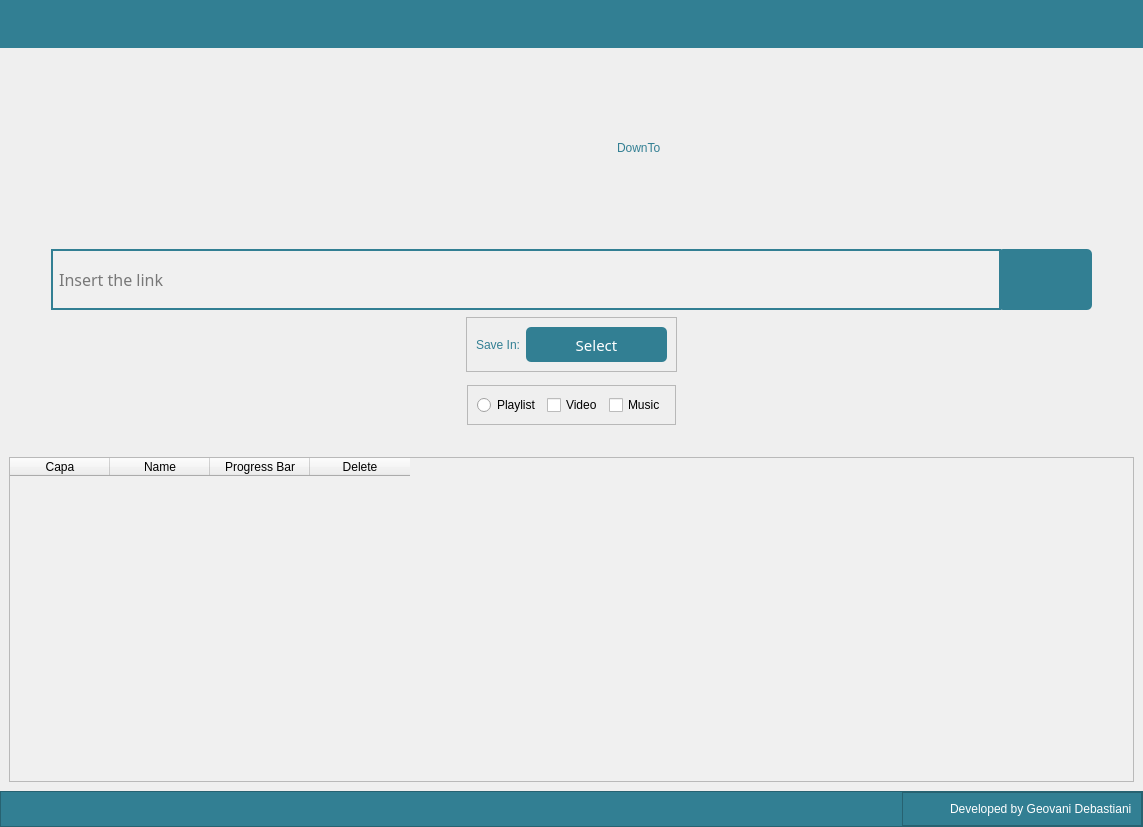
Qt form View/UI/untitled.ui (GeovaniTech/DownTo-Videos-Musics) before a commit.
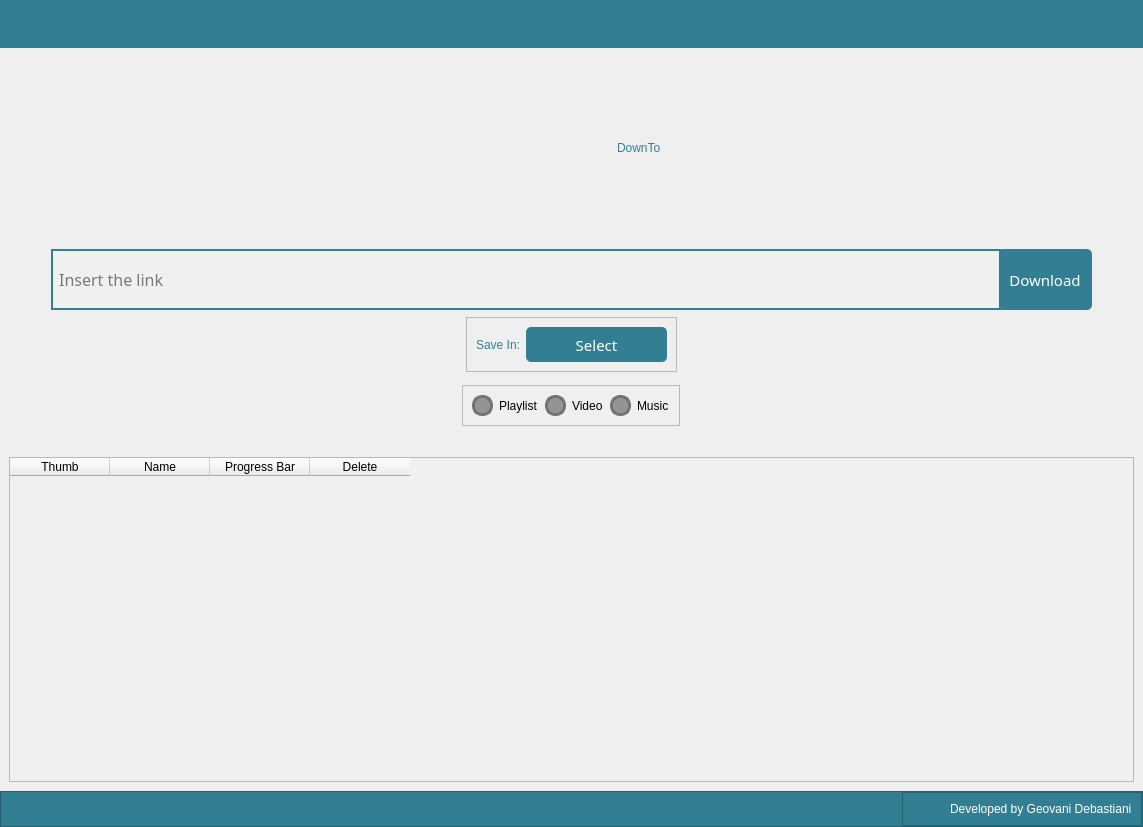
The same form after that commit. Icons and pictures are not drawn.

Commit message: Customizing widgets

```diff
--- a/View/UI/untitled.ui
+++ b/View/UI/untitled.ui
@@ -461,11 +461,7 @@
 }</string>
                       </property>
                       <property name="text">
-                       <string/>
-                      </property>
-                      <property name="icon">
-                       <iconset resource="../QRC/file.qrc">
-                        <normaloff>:/Images/icons/download_25x25.png</normaloff>:/Images/icons/download_25x25.png</iconset>
+                       <string>Download</string>
                       </property>
                       <property name="iconSize">
                        <size>
@@ -554,7 +550,25 @@
                    </property>
                    <layout class="QHBoxLayout" name="horizontalLayout_7">
                     <item>
-                     <widget class="QRadioButton" name="radioButton">
+                     <widget class="QCheckBox" name="checkBox_4">
+                      <property name="styleSheet">
+                       <string notr="true">QCheckBox::Indicator {
+border: 3px solid rgb(116, 116, 116);
+width: 15px;
+height: 15px;
+border-radius: 10px;
+background-color: rgb(148, 148, 148);
+}
+
+QCheckBox {
+font: 13pt &quot;Century Gothic&quot;;
+}
+QCheckBox:Indicator:checked {
+background-color: rgb(39, 100, 115);
+border: 3px solid #327f93;
+
+}</string>
+                      </property>
                       <property name="text">
                        <string>Playlist</string>
                       </property>
@@ -562,6 +576,24 @@
                     </item>
                     <item>
                      <widget class="QCheckBox" name="checkBox_2">
+                      <property name="styleSheet">
+                       <string notr="true">QCheckBox::Indicator {
+border: 3px solid rgb(116, 116, 116);
+width: 15px;
+height: 15px;
+border-radius: 10px;
+background-color: rgb(148, 148, 148);
+}
+
+QCheckBox {
+font: 13pt &quot;Century Gothic&quot;;
+}
+QCheckBox:Indicator:checked {
+background-color: rgb(39, 100, 115);
+border: 3px solid #327f93;
+
+}</string>
+                      </property>
                       <property name="text">
                        <string>Video</string>
                       </property>
@@ -569,6 +601,24 @@
                     </item>
                     <item>
                      <widget class="QCheckBox" name="checkBox_3">
+                      <property name="styleSheet">
+                       <string notr="true">QCheckBox::Indicator {
+border: 3px solid rgb(116, 116, 116);
+width: 15px;
+height: 15px;
+border-radius: 10px;
+background-color: rgb(148, 148, 148);
+}
+
+QCheckBox {
+font: 13pt &quot;Century Gothic&quot;;
+}
+QCheckBox:Indicator:checked {
+background-color: rgb(39, 100, 115);
+border: 3px solid #327f93;
+
+}</string>
+                      </property>
                       <property name="text">
                        <string>Music</string>
                       </property>
@@ -605,7 +655,7 @@
                    </property>
                    <column>
                     <property name="text">
-                     <string>Capa</string>
+                     <string>Thumb</string>
                     </property>
                    </column>
                    <column>
```
